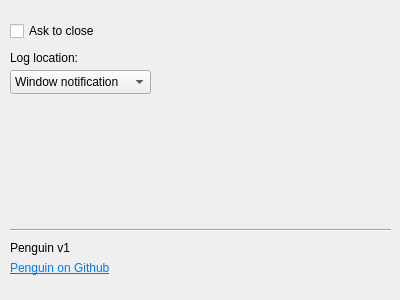
This is penguinsettings.ui in yomcube/Penguin-old as Qt 5 draws it before an edit. The edited form follows.
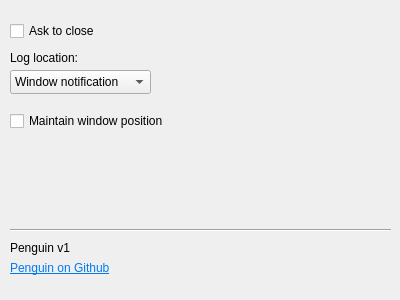
This is the edited form.

```diff
--- a/penguinsettings.ui
+++ b/penguinsettings.ui
@@ -116,6 +116,22 @@
     <bool>true</bool>
    </property>
   </widget>
+  <widget class="QCheckBox" name="maintainPosition">
+   <property name="geometry">
+    <rect>
+     <x>10</x>
+     <y>110</y>
+     <width>161</width>
+     <height>22</height>
+    </rect>
+   </property>
+   <property name="whatsThis">
+    <string>If checked, the window will keep the last position it was at.</string>
+   </property>
+   <property name="text">
+    <string>Maintain window position</string>
+   </property>
+  </widget>
  </widget>
  <resources/>
  <connections/>
```
